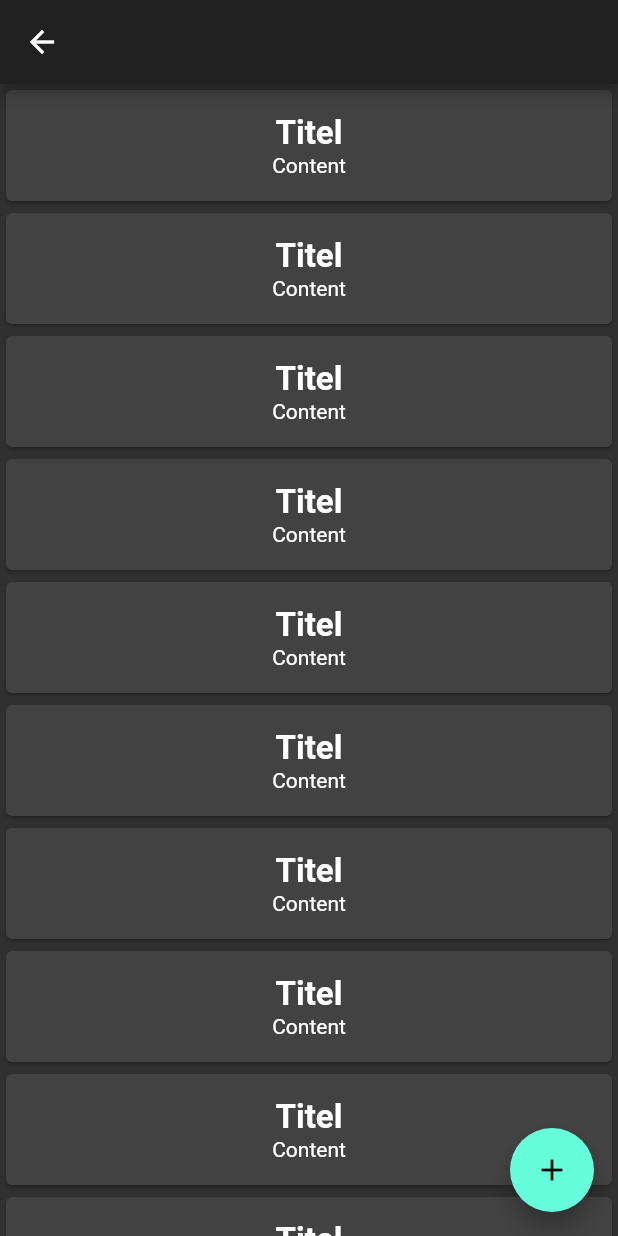
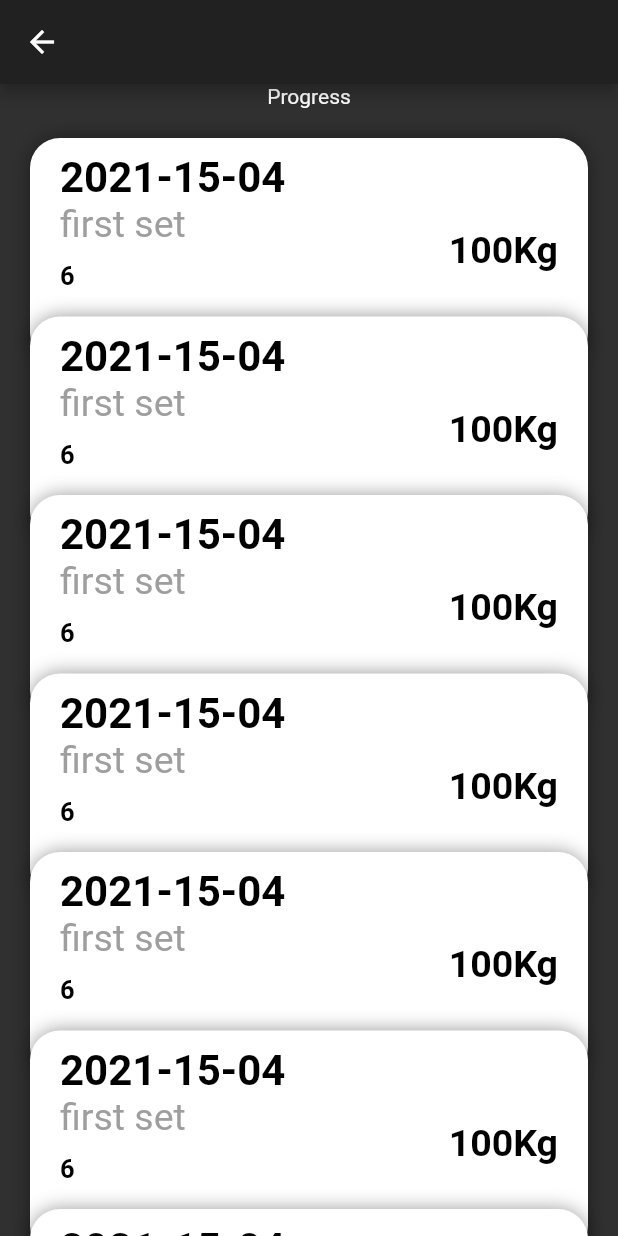
Before and after one commit to CarlHagred/LiftStatus, a Flutter app: the ExercisePage screen opened directly with empty values, on a phone screen of 412 x 824 dp. Run offline on Flutter 3.47's test engine with Material 2 defaults, Android fonts, the phone set to English and light mode, and no system bars; our stand-ins replace font_awesome_flutter.

Commit message:
new excersie ui

```diff
--- a/lib/components/round_icon_button.dart
+++ b/lib/components/round_icon_button.dart
@@ -1,4 +1,3 @@
-import '../constant.dart';
 import 'package:flutter/material.dart';
 
 class RoundIconButton extends StatelessWidget {
--- a/lib/exercise_page.dart
+++ b/lib/exercise_page.dart
@@ -1,5 +1,6 @@
 import 'package:flutter/material.dart';
 import 'input_page.dart';
+import 'model/sets.dart';
 
 class ExercisePage extends StatefulWidget {
   ExercisePage({this.title});
@@ -11,13 +12,156 @@ class ExercisePage extends StatefulWidget {
 }
 
 class _ExercisePageState extends State<ExercisePage> {
+  ScrollController controller = ScrollController();
+  bool closeTopContainer = false;
+  double topContainer = 0;
+
+  List<Widget> itemsData = [];
+
+  void getPostsData() {
+    List<dynamic> responseList = bench;
+    List<Widget> listItems = [];
+    responseList.forEach((post) {
+      listItems.add(Container(
+          height: 150,
+          margin: const EdgeInsets.symmetric(horizontal: 20, vertical: 10),
+          decoration: BoxDecoration(
+              borderRadius: BorderRadius.all(Radius.circular(20.0)),
+              color: Colors.white,
+              boxShadow: [
+                BoxShadow(color: Colors.black.withAlpha(100), blurRadius: 10.0),
+              ]),
+          child: Padding(
+            padding: const EdgeInsets.symmetric(horizontal: 20.0, vertical: 10),
+            child: Row(
+              mainAxisAlignment: MainAxisAlignment.spaceBetween,
+              children: <Widget>[
+                Column(
+                  crossAxisAlignment: CrossAxisAlignment.start,
+                  children: <Widget>[
+                    Text(
+                      post["date"],
+                      style: TextStyle(
+                          fontSize: 28,
+                          fontWeight: FontWeight.bold,
+                          color: Colors.black),
+                    ),
+                    Text(
+                      post["name"],
+                      style: TextStyle(fontSize: 25, color: Colors.grey),
+                    ),
+                    SizedBox(
+                      height: 10,
+                    ),
+                    Text(
+                      "${post["reps"]}",
+                      style: TextStyle(
+                          fontSize: 17,
+                          color: Colors.black,
+                          fontWeight: FontWeight.bold),
+                    )
+                  ],
+                ),
+                Text(
+                  "${post["weight"]}Kg",
+                  style: TextStyle(
+                      fontSize: 25,
+                      color: Colors.black,
+                      fontWeight: FontWeight.bold),
+                )
+              ],
+            ),
+          )));
+    });
+    setState(() {
+      itemsData = listItems;
+    });
+  }
+
+  @override
+  void initState() {
+    super.initState();
+    getPostsData();
+    controller.addListener(() {
+      double value = controller.offset / 119;
+
+      setState(() {
+        topContainer = value;
+        closeTopContainer = controller.offset > 50;
+      });
+    });
+  }
+
   @override
   Widget build(BuildContext context) {
+    final Size size = MediaQuery.of(context).size;
+    final double categoryHeight = size.height * 0.30;
+    return SafeArea(
+      child: Scaffold(
+        appBar: AppBar(
+          title: Text(widget.title),
+        ),
+        body: Container(
+          height: size.height,
+          child: Column(
+            children: <Widget>[
+              Container(
+                child: Text('Progress'),
+              ),
+              const SizedBox(
+                height: 10,
+              ),
+              Expanded(
+                child: ListView.builder(
+                  controller: controller,
+                  itemCount: itemsData.length,
+                  physics: BouncingScrollPhysics(),
+                  itemBuilder: (context, index) {
+                    double scale = 1.0;
+                    if (topContainer > 0.5) {
+                      scale = index + 0.5 - topContainer;
+                      if (scale < 0) {
+                        scale = 0;
+                      } else if (scale > 1) {
+                        scale = 1;
+                      }
+                    }
+                    return Opacity(
+                      opacity: scale,
+                      child: Transform(
+                        transform: Matrix4.identity()..scale(scale, scale),
+                        alignment: Alignment.bottomCenter,
+                        child: Align(
+                            heightFactor: 0.7,
+                            alignment: Alignment.topCenter,
+                            child: itemsData[index]),
+                      ),
+                    );
+                  },
+                ),
+              ),
+            ],
+          ),
+        ),
+      ),
+    );
+  }
+}
+
+/*
 return Scaffold(
       appBar: AppBar(
         title: Text(widget.title),
       ),
-      body: ListView.builder(
+      body: Column(
+        children: [
+
+          Flexible(
+            child: FractionallySizedBox(
+              heightFactor: 0.6,
+              widthFactor: 1,
+              child: ListView.builder(
+                itemCount: 18,
                 itemBuilder: (context, index) {
                   return Card(
                     child: Padding(
@@ -38,6 +182,10 @@ class _ExercisePageState extends State<ExercisePage> {
                   );
                 },
               ),
+            ),
+          ),
+        ],
+      ),
       floatingActionButton: FloatingActionButton(
         onPressed: () {
           Navigator.push(context, MaterialPageRoute(builder: (context) {
@@ -49,4 +197,4 @@ class _ExercisePageState extends State<ExercisePage> {
       ),
     );
   }
-}
+  */
--- a/lib/model/exercises.dart
+++ b/lib/model/exercises.dart
@@ -1 +1 @@
-const List<String> exercisesList = ['Bänk', 'Axelpress'];
+const List<String> exercisesList = ['bench', 'Axelpress'];
--- /dev/null
+++ b/lib/model/sets.dart
@@ -0,0 +1,62 @@
+var bench = [
+  {
+    "date": "2021-15-04",
+    "name": "first set",
+    "weight": 100,
+    "reps": 6,
+  },
+  {
+    "date": "2021-15-04",
+    "name": "first set",
+    "weight": 100,
+    "reps": 6,
+  },
+  {
+    "date": "2021-15-04",
+    "name": "first set",
+    "weight": 100,
+    "reps": 6,
+  },
+  {
+    "date": "2021-15-04",
+    "name": "first set",
+    "weight": 100,
+    "reps": 6,
+  },
+  {
+    "date": "2021-15-04",
+    "name": "first set",
+    "weight": 100,
+    "reps": 6,
+  },
+  {
+    "date": "2021-15-04",
+    "name": "first set",
+    "weight": 100,
+    "reps": 6,
+  },
+  {
+    "date": "2021-15-04",
+    "name": "first set",
+    "weight": 100,
+    "reps": 6,
+  },
+  {
+    "date": "2021-15-04",
+    "name": "first set",
+    "weight": 100,
+    "reps": 6,
+  },
+  {
+    "date": "2021-15-04",
+    "name": "first set",
+    "weight": 100,
+    "reps": 6,
+  },
+  {
+    "date": "2021-15-04",
+    "name": "first set",
+    "weight": 100,
+    "reps": 6,
+  }
+];
```
Lines whose indentation alone changed are shown as unchanged.
